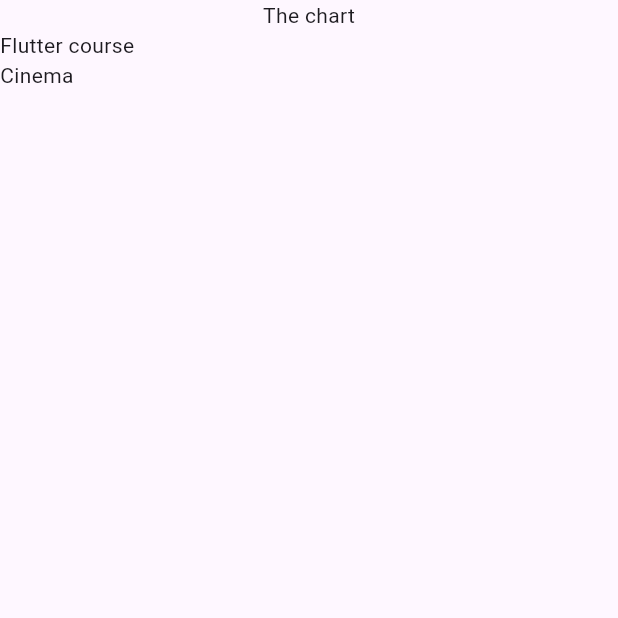
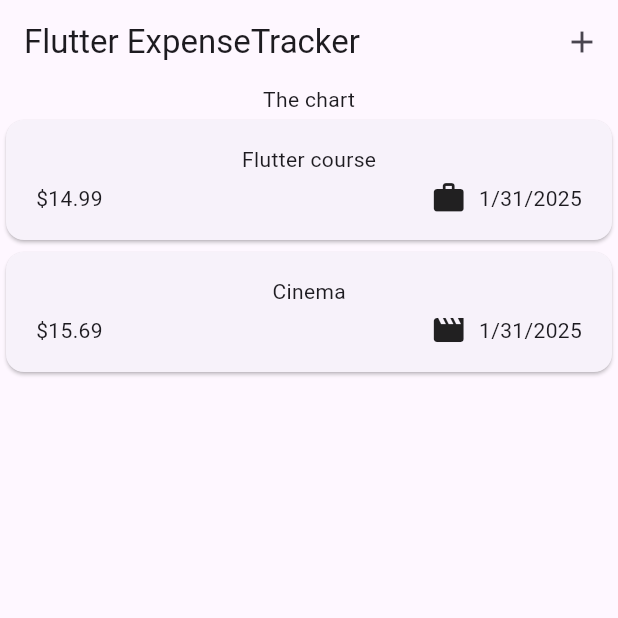
Before and after one commit to annleesw/expense-tracker-app, a Flutter app: the screen it shows after launch, on a phone screen of 412 x 824 dp, the top half of it. Run offline on Flutter 3.47's test engine with Material 3 defaults, Android fonts, the phone set to English and light mode, and no system bars.

```diff
--- a/expense_tracker_app/lib/models/expense.dart
+++ b/expense_tracker_app/lib/models/expense.dart
@@ -1,10 +1,22 @@
+import 'package:flutter/material.dart';
+
 import 'package:uuid/uuid.dart';
+import 'package:intl/intl.dart';
+
+final formatter = DateFormat.yMd();
 
 const uuid = Uuid();
 
 enum Category {
   food, leisure, travel, work
 }
+
+const categoryIcons = {
+  Category.food: Icons.lunch_dining,
+  Category.travel: Icons.flight_takeoff,
+  Category.leisure: Icons.movie,
+  Category.work: Icons.work,
+};
 
 class Expense {
   Expense({
@@ -20,4 +32,8 @@ class Expense {
   final DateTime date;
   final Category category;
   // final String category; --> error-prone
+
+  String get formattedDate {
+    return formatter.format(date);
+  }
 }
--- a/expense_tracker_app/lib/widgets/expenses.dart
+++ b/expense_tracker_app/lib/widgets/expenses.dart
@@ -1,3 +1,4 @@
+import 'package:expense_tracker_app/widgets/new_expense.dart';
 import 'package:flutter/material.dart';
 
 import 'package:expense_tracker_app/widgets/expenses_list/expenses_list.dart';
@@ -28,9 +29,24 @@ class _ExpensesState extends State<Expenses> {
     ),
   ];
 
+  void _openAddExpenseOverlay() {
+    showModalBottomSheet(
+      context: context,
+      builder: (ctx) => const NewExpense()
+    );
+  }
+
   @override
   Widget build(BuildContext context) {
     return Scaffold(
+      appBar: AppBar(
+        title: Text('Flutter ExpenseTracker'),
+        actions: [
+          IconButton(
+            onPressed: _openAddExpenseOverlay,
+            icon: const Icon(Icons.add),)
+        ],
+      ),
       body: Column(
         children: [
           Text('The chart'),
--- a/expense_tracker_app/lib/widgets/expenses_list/expenses_item.dart
+++ b/expense_tracker_app/lib/widgets/expenses_list/expenses_item.dart
@@ -0,0 +1,38 @@
+import 'package:flutter/material.dart';
+
+import 'package:expense_tracker_app/models/expense.dart';
+
+class ExpenseItem extends StatelessWidget{
+  const ExpenseItem(this.expense, {super.key});
+
+  final Expense expense;
+
+  @override
+  Widget build(BuildContext context) {
+    return Card(
+      child: Padding(
+        padding: const EdgeInsets.symmetric(
+          horizontal: 20,
+          vertical: 16,
+        ),
+        child: Column(
+          children: [
+            Text(expense.title,),
+            const SizedBox(height: 4,),
+            Row(
+              children: [
+                Text('\$${expense.amount.toStringAsFixed(2)}'),
+                //12.3433 => 12.34
+                const Spacer(), //space
+                Row(children: [
+                  Icon(categoryIcons[expense.category]),
+                  const SizedBox(width: 8),
+                  Text(expense.formattedDate),
+                ],),
+              ],),
+          ],
+        ),
+      ),
+    );
+  }
+}
--- a/expense_tracker_app/lib/widgets/expenses_list/expenses_list.dart
+++ b/expense_tracker_app/lib/widgets/expenses_list/expenses_list.dart
@@ -1,6 +1,7 @@
 import 'package:flutter/material.dart';
 
 import 'package:expense_tracker_app/models/expense.dart';
+import 'package:expense_tracker_app/widgets/expenses_list/expenses_item.dart';
 
 class ExpensesList extends StatelessWidget{
   const ExpensesList({
@@ -13,7 +14,7 @@ class ExpensesList extends StatelessWidget{
   Widget build(BuildContext context) {
     return ListView.builder(
       itemCount: expenses.length,
-      itemBuilder: (ctx, index) => Text(expenses[index].title), // => same as return
+      itemBuilder: (ctx, index) => ExpenseItem(expenses[index]), // => same as return
       );
   }
 }
--- a/expense_tracker_app/pubspec.yaml
+++ b/expense_tracker_app/pubspec.yaml
@@ -35,6 +35,7 @@ dependencies:
   # Use with the CupertinoIcons class for iOS style icons.
   cupertino_icons: ^1.0.8
   uuid: ^4.5.1
+  intl: ^0.20.2
 
 dev_dependencies:
   flutter_test:
```
Also changed, not shown: expense_tracker_app/lib/widgets/new_expense.dart (added, +52 -0 lines), expense_tracker_app/pubspec.lock.
